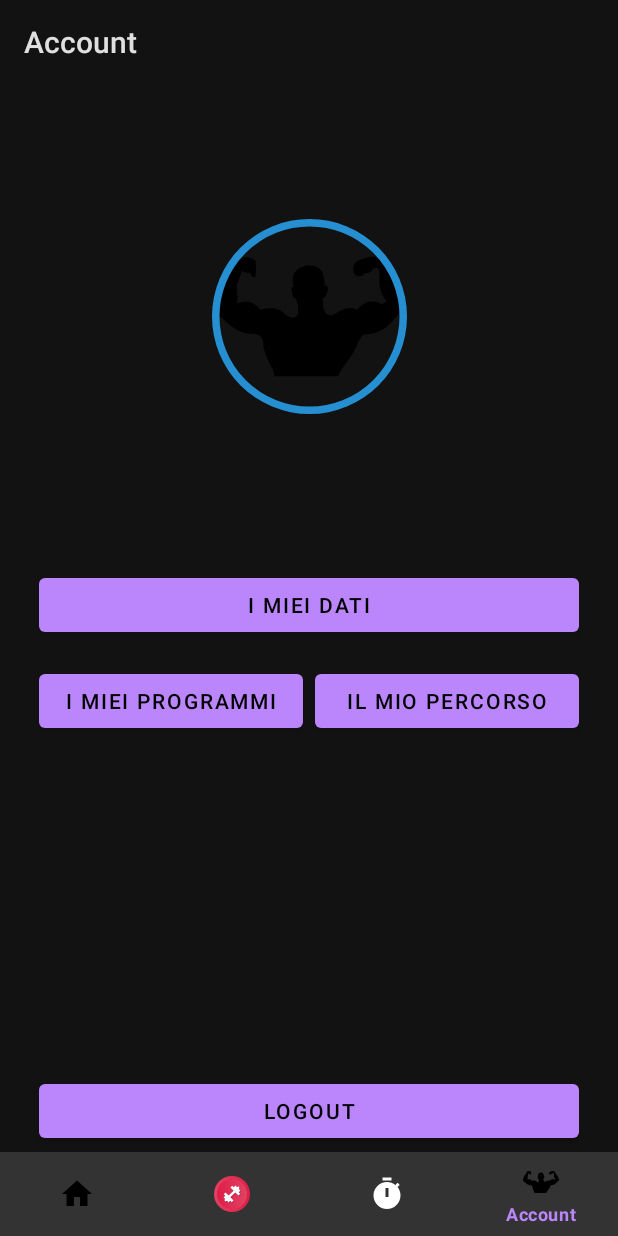
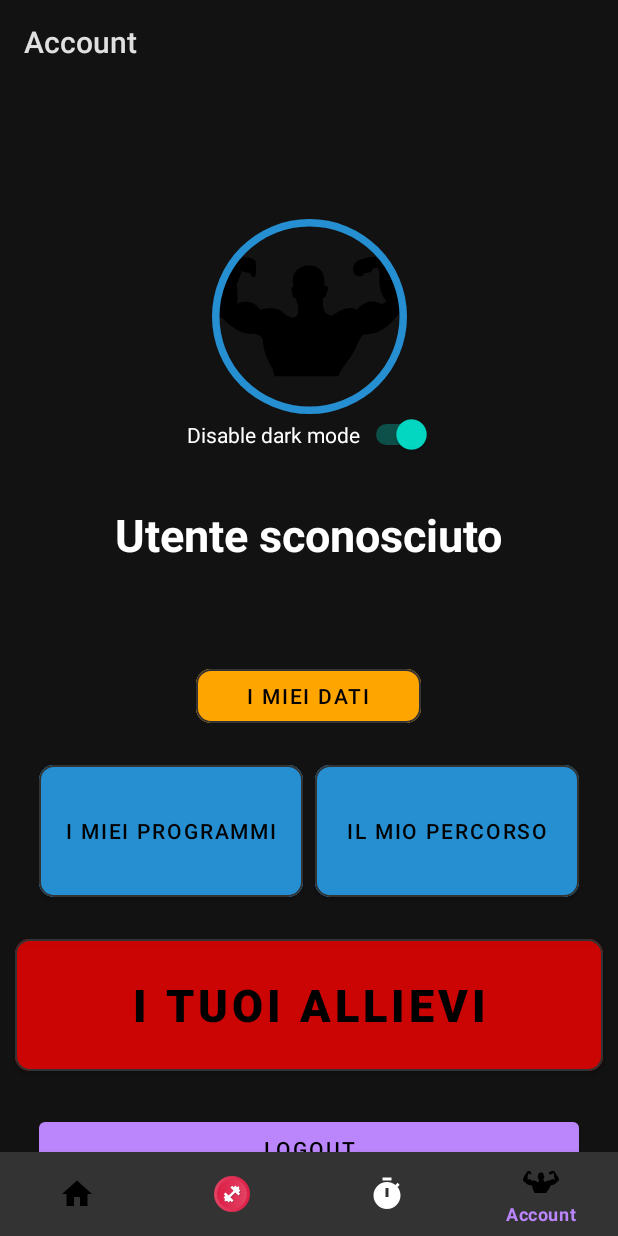
Before and after one commit to Tom-271/PROGETTO_CAZZO_PORCATROIA, an Android app: the AccountFragment screen opened through its navigation route, on a phone screen of 412 x 824 dp. Run offline under Robolectric (Android 15) with nearby library versions, the phone set to English and light mode, and no system bars; our stand-ins replace Firebase (no records; nobody signed in at launch, a user with empty details on screens opened directly), Shimmer, navigation-ui; libraries missing offline, so code that uses them is left out: com.firebase.ui; 2 statements that could not run were skipped.

Commit message:
sucami il cazzo samuele

```diff
--- a/app/src/main/java/com/example/progetto_tosa/ui/account/AccountFragment.kt
+++ b/app/src/main/java/com/example/progetto_tosa/ui/account/AccountFragment.kt
@@ -1,14 +1,18 @@
 package com.example.progetto_tosa.ui.account
 
 import android.animation.ValueAnimator
+import android.content.Context
 import android.content.Intent
+import android.content.res.ColorStateList
 import android.graphics.Color
+
 import android.os.Bundle
 import android.view.LayoutInflater
 import android.view.View
 import android.view.ViewGroup
+import androidx.appcompat.app.AppCompatDelegate
+import androidx.core.content.ContextCompat
 import androidx.fragment.app.Fragment
-import androidx.fragment.app.activityViewModels
 import androidx.navigation.fragment.findNavController
 import com.example.progetto_tosa.R
 import com.example.progetto_tosa.databinding.FragmentAccountBinding
@@ -16,18 +20,17 @@ import com.facebook.shimmer.Shimmer
 import com.facebook.shimmer.ShimmerFrameLayout
 import com.firebase.ui.auth.AuthUI
 import com.google.firebase.auth.FirebaseAuth
+import com.google.firebase.firestore.DocumentSnapshot
 import com.google.firebase.firestore.FirebaseFirestore
 
 class AccountFragment : Fragment() {
 
     private var _binding: FragmentAccountBinding? = null
     private val binding get() = _binding!!
-    private val settingsViewModel: SettingsViewModel by activityViewModels()
 
     private val auth by lazy { FirebaseAuth.getInstance() }
     private val db   by lazy { FirebaseFirestore.getInstance() }
 
-    // Shimmer e layout
     private lateinit var shimmer: Shimmer
     private lateinit var shimmerLayout: ShimmerFrameLayout
 
@@ -42,22 +45,45 @@ class AccountFragment : Fragment() {
     override fun onViewCreated(view: View, savedInstanceState: Bundle?) {
         super.onViewCreated(view, savedInstanceState)
 
-        // Riferimento al ShimmerFrameLayout
+        // ─── THEME SWITCH VIA SharedPreferences ────────────────────────────────
+
+        val prefs = requireActivity()
+            .getSharedPreferences("settings", Context.MODE_PRIVATE)
+        val isDarkMode = prefs.getBoolean("darkMode", true)
+
+        AppCompatDelegate.setDefaultNightMode(
+            if (isDarkMode) AppCompatDelegate.MODE_NIGHT_YES
+            else AppCompatDelegate.MODE_NIGHT_NO
+        )
+
+        binding.switch1.isChecked = isDarkMode
+        binding.switch1.text = if (isDarkMode)
+            "Disable dark mode" else "Enable dark mode"
+
+        binding.switch1.setOnCheckedChangeListener { _, isChecked ->
+            prefs.edit().putBoolean("darkMode", isChecked).apply()
+            AppCompatDelegate.setDefaultNightMode(
+                if (isChecked) AppCompatDelegate.MODE_NIGHT_YES
+                else AppCompatDelegate.MODE_NIGHT_NO
+            )
+            binding.switch1.text = if (isChecked)
+                "Disable dark mode" else "Enable dark mode"
+        }
+
+        // ─── SHIMMER SETUP ──────────────────────────────────────────────────────
+
         shimmerLayout = binding.shimmerLogin
-
-        // 1) Costruzione del shimmer
         shimmer = Shimmer.AlphaHighlightBuilder()
-            .setDuration(5000L)               // ciclo di 5s come nel CSS
-            .setBaseAlpha(1f)                 // opacità di base del pulsante
-            .setHighlightAlpha(0.6f)          // opacità dell'area di luce
+            .setDuration(5000L)
+            .setBaseAlpha(1f)
+            .setHighlightAlpha(0.6f)
             .setDirection(Shimmer.Direction.LEFT_TO_RIGHT)
             .setRepeatCount(ValueAnimator.INFINITE)
             .build()
-
-        // 2) Assegna il shimmer al layout
         shimmerLayout.setShimmer(shimmer)
 
-        // Pulsanti e navigazioni
+        // ─── BUTTONS & NAVIGATION ──────────────────────────────────────────────
+
         binding.ButtonLogin.setOnClickListener {
             startActivity(Intent(requireContext(), LoginActivity::class.java))
         }
@@ -69,12 +95,9 @@ class AccountFragment : Fragment() {
             findNavController().navigate(R.id.action_account_to_UserData)
         }
 
-        // Dark mode per il testo
-        settingsViewModel.isDarkMode.observe(viewLifecycleOwner) { isDark ->
-            binding.NomeUtente.setTextColor(
-                if (isDark) Color.WHITE else Color.BLACK
-            )
-        }
+        // ─── INITIAL UI LOAD ───────────────────────────────────────────────────
+
+        updateUI()
     }
 
     override fun onResume() {
@@ -85,57 +108,96 @@ class AccountFragment : Fragment() {
     private fun updateUI() {
         val user = auth.currentUser
         if (user != null) {
-            // Utente loggato:
             shimmerLayout.stopShimmer()
             shimmerLayout.visibility = View.GONE
-            binding.signOut.visibility = View.VISIBLE
+            binding.signOut.visibility     = View.VISIBLE
+            binding.TrainerProgram.visibility = View.VISIBLE
 
-            // Carica dati Firestore
-            db.collection("users").document(user.uid)
+            // carica e colora in bindUserData…
+            val uid = user.uid
+            db.collection("users").document(uid)
                 .get()
                 .addOnSuccessListener { doc ->
-                    val fn = doc.getString("firstName") ?: ""
-                    val ln = doc.getString("lastName")  ?: ""
-                    val email = doc.getString("email") ?: user.email
-                    binding.NomeUtente.text =
-                        if (fn.isNotBlank()) "$fn $ln" else email
+                    if (doc.exists()) bindUserData(doc)
+                    else db.collection("personal_trainers").document(uid)
+                        .get()
+                        .addOnSuccessListener { ptDoc ->
+                            if (ptDoc.exists()) bindUserData(ptDoc)
+                            else binding.NomeUtente.text = "Utente sconosciuto"
+                        }
                 }
 
-            // Nascondi campi extra
+        } else {
+            // Ospite
+            shimmerLayout.startShimmer()
+            shimmerLayout.visibility   = View.VISIBLE
+
+            binding.signOut.visibility     = View.GONE
+            binding.TrainerProgram.visibility = View.GONE   // <-- NASCONDI QUI
+
+            // nascondi i dettagli…
             listOf(
                 binding.tvFirstLast,
                 binding.tvEmail,
                 binding.tvBirthday,
                 binding.tvAge,
                 binding.tvWeight,
-                binding.tvHeight
+                binding.tvHeight,
+                binding.tvPTStatus1,
+                binding.tvPTStatus2
             ).forEach { it.visibility = View.GONE }
 
+            // e ripristina colori di default
+            val defaultStroke = ColorStateList.valueOf(ContextCompat.getColor(requireContext(), R.color.sky))
+            binding.iconaUtente.strokeColor = defaultStroke
+        }
+    }
+
+
+    private fun bindUserData(doc: DocumentSnapshot) {
+        val fn    = doc.getString("firstName").orEmpty()
+        val ln    = doc.getString("lastName").orEmpty()
+        val email = doc.getString("email")
+            ?: auth.currentUser?.email.orEmpty()
+
+        binding.NomeUtente.text =
+            if (fn.isNotBlank()) "$fn $ln" else email
+
+        // Nascondo i dettagli extra
+        listOf(
+            binding.tvFirstLast,
+            binding.tvEmail,
+            binding.tvBirthday,
+            binding.tvAge,
+            binding.tvWeight,
+            binding.tvHeight
+        ).forEach { it.visibility = View.GONE }
+
+        // Se è PT: mostro il TextView e metto il bottone verde
+        // fuori dall'if, così sky è visibile in entrambi i rami
+        val green = ContextCompat.getColor(requireContext(), R.color.green)
+        val sky   = ContextCompat.getColor(requireContext(), R.color.sky)
+
+        if (doc.getBoolean("isPersonalTrainer") == true) {
+            binding.tvPTStatus1.visibility = View.VISIBLE
+            binding.tvPTStatus2.visibility = View.VISIBLE
+
+            // tinting per il personal trainer
+            binding.signOut.backgroundTintList = ColorStateList.valueOf(green)
+            binding.signOut.setTextColor(Color.BLACK)
+            binding.iconaUtente.strokeColor  = ColorStateList.valueOf(green)
         } else {
-            // Ospite:
-            binding.NomeUtente.text        = "Ospite"
-            binding.signOut.visibility     = View.GONE
-            shimmerLayout.visibility       = View.VISIBLE
-            shimmerLayout.startShimmer()
+            // ripristina sky dove serve
+            binding.iconaUtente.strokeColor       = ColorStateList.valueOf(sky)
+            binding.signOut.backgroundTintList    = ColorStateList.valueOf(sky)
+            binding.signOut.setTextColor(Color.WHITE)  // o quello che preferisci
+        }
 
-            // Nascondi campi extra
-            listOf(
-                binding.tvFirstLast,
-                binding.tvEmail,
-                binding.tvBirthday,
-                binding.tvAge,
-                binding.tvWeight,
-                binding.tvHeight
-            ).forEach { it.visibility = View.GONE }
-        }
     }
 
     override fun onDestroyView() {
         super.onDestroyView()
-        // Ferma shimmer per sicurezza
-        if (::shimmerLayout.isInitialized) {
-            shimmerLayout.stopShimmer()
-        }
+        if (::shimmerLayout.isInitialized) shimmerLayout.stopShimmer()
         _binding = null
     }
 }
--- a/app/src/main/res/layout/fragment_account.xml
+++ b/app/src/main/res/layout/fragment_account.xml
@@ -25,6 +25,17 @@
         app:layout_constraintStart_toStartOf="parent"
         app:layout_constraintEnd_toEndOf="parent"/>
 
+    <Switch
+        android:id="@+id/switch1"
+        android:layout_width="wrap_content"
+        android:layout_height="wrap_content"
+        android:checked="true"
+        android:text="Disable Dark mode"
+        app:layout_constraintTop_toBottomOf="@id/iconaUtente"
+        app:layout_constraintStart_toStartOf="parent"
+        app:layout_constraintEnd_toEndOf="parent"
+        tools:ignore="UseSwitchCompatOrMaterialXml" />
+
     <!-- Nome utente -->
     <TextView
         android:id="@+id/NomeUtente"
@@ -32,7 +43,7 @@
         android:layout_height="wrap_content"
         android:layout_marginTop="60dp"
         android:text="NOME UTENTE"
-        android:textSize="20sp"
+        android:textSize="30sp"
         android:textStyle="bold"
         android:textColor="@color/white"
         app:layout_constraintTop_toBottomOf="@id/iconaUtente"
@@ -47,7 +58,7 @@
         android:layout_marginTop="8dp"
         android:text="Nome e Cognome:"
         android:textColor="@color/white"
-        android:visibility="gone"
+        android:visibility="invisible"
         app:layout_constraintTop_toBottomOf="@id/NomeUtente"
         app:layout_constraintStart_toStartOf="parent"
         app:layout_constraintEnd_toEndOf="parent"/>
@@ -128,8 +139,14 @@
         <!-- I miei dati -->
         <Button
             android:id="@+id/UserData"
-            android:layout_width="match_parent"
+            android:layout_marginTop="20dp"
+            android:layout_width="150dp"
             android:layout_height="wrap_content"
+            app:strokeWidth="1dp"
+            app:cornerRadius="10dp"
+            android:backgroundTint="@color/orange"
+            android:layout_gravity="center_horizontal"
+            app:strokeColor="@color/dark_gray"
             android:text="I miei dati"/>
 
         <!-- I miei programmi / Il mio percorso -->
@@ -142,20 +159,74 @@
             <Button
                 android:id="@+id/UserProgram"
                 android:layout_width="0dp"
-                android:layout_height="wrap_content"
+                android:layout_height="100dp"
                 android:layout_weight="1"
+                app:strokeWidth="1dp"
+                app:cornerRadius="10dp"
+                android:backgroundTint="@color/sky"
+                app:strokeColor="@color/dark_gray"
                 android:text="I miei programmi"/>
 
             <Button
                 android:id="@+id/UserJourney"
                 android:layout_width="0dp"
-                android:layout_height="wrap_content"
+                android:layout_height="100dp"
                 android:layout_weight="1"
                 android:layout_marginStart="8dp"
-                android:layout_marginBottom="150dp"
+                app:strokeWidth="1dp"
+                app:cornerRadius="10dp"
+                android:backgroundTint="@color/sky"
+                app:strokeColor="@color/dark_gray"
                 android:text="Il mio percorso"/>
         </LinearLayout>
     </LinearLayout>
+
+    <!-- TrainerProgram -->
+    <Button
+        android:id="@+id/TrainerProgram"
+        android:layout_width="match_parent"
+        android:layout_height="100dp"
+        android:layout_marginStart="10dp"
+        android:layout_marginEnd="10dp"
+        app:strokeWidth="1dp"
+        app:cornerRadius="10dp"
+        android:visibility="gone"
+        android:backgroundTint="@color/semi_transparent_red"
+        app:strokeColor="@color/dark_gray"
+        app:layout_constraintTop_toBottomOf="@id/buttonsContainer"
+        app:layout_constraintStart_toStartOf="parent"
+        app:layout_constraintEnd_toEndOf="parent"
+        android:textStyle="bold"
+        android:textSize="30dp"
+        android:text="I TUOI ALLIEVI"/>
+
+    <!-- subito sotto il TextView NomeUtente -->
+    <TextView
+        android:id="@+id/tvPTStatus1"
+        android:layout_width="wrap_content"
+        android:layout_height="wrap_content"
+        android:text="Ciao,"
+        android:textSize="16sp"
+        android:textStyle="italic"
+        android:textColor="@android:color/white"
+        android:visibility="gone"
+        app:layout_constraintBottom_toTopOf="@id/NomeUtente"
+        app:layout_constraintStart_toStartOf="parent"
+        app:layout_constraintEnd_toEndOf="parent"/>
+
+    <!-- subito sotto il TextView NomeUtente -->
+    <TextView
+        android:id="@+id/tvPTStatus2"
+        android:layout_width="wrap_content"
+        android:layout_height="wrap_content"
+        android:text="sei pronto ad allenare?"
+        android:textSize="16sp"
+        android:textStyle="italic"
+        android:textColor="@android:color/white"
+        android:visibility="gone"
+        app:layout_constraintTop_toBottomOf="@id/NomeUtente"
+        app:layout_constraintStart_toStartOf="parent"
+        app:layout_constraintEnd_toEndOf="parent"/>
 
     <!-- Logout + Login incollati al fondo -->
     <LinearLayout
@@ -166,14 +237,16 @@
         android:padding="16dp"
         android:layout_marginStart="10dp"
         android:layout_marginEnd="10dp"
+        android:layout_marginBottom="6dp"
+        app:layout_constraintTop_toBottomOf="@id/TrainerProgram"
         app:layout_constraintStart_toStartOf="parent"
         app:layout_constraintEnd_toEndOf="parent"
-        app:layout_constraintTop_toBottomOf="@id/buttonsContainer"
         app:layout_constraintBottom_toBottomOf="parent">
 
-        <Button
+        <com.google.android.material.button.MaterialButton
             android:id="@+id/sign_out"
             android:layout_width="0dp"
+            android:layout_marginBottom="6dp"
             android:layout_height="wrap_content"
             android:layout_weight="1"
             android:text="Logout"/>
@@ -181,6 +254,7 @@
         <com.facebook.shimmer.ShimmerFrameLayout
             android:id="@+id/shimmerLogin"
             android:layout_width="0dp"
+            android:layout_marginBottom="6dp"
             android:layout_height="90dp"
             android:layout_weight="1"
             android:layout_marginStart="8dp">
--- a/app/src/main/res/values/styles.xml
+++ b/app/src/main/res/values/styles.xml
@@ -126,4 +126,5 @@
     </style>
 
 
+
 </resources>
```
Also changed, not shown: app/src/main/java/com/example/progetto_tosa/ui/account/SettingsViewModel.kt (+18 -2 lines).
